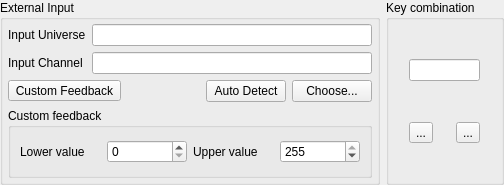
Above: ui/src/inputselectionwidget.ui from mcallegari/qlcplus before the change. Below: the same form after it.
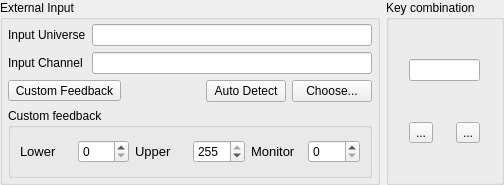
That is the form after the change. Icons and pictures are not drawn.

Commit message: Fixed the input selection widget UI file so it builds successfully

Diff of the .ui file:
```diff
--- a/ui/src/inputselectionwidget.ui
+++ b/ui/src/inputselectionwidget.ui
@@ -171,21 +171,39 @@
         <property name="title">
          <string>Custom feedback</string>
         </property>
-        <layout class="QGridLayout" name="gridLayout_3">
-         <property name="topMargin">
-          <number>3</number>
-         </property>
-         <property name="bottomMargin">
-          <number>3</number>
-         </property>
-         <item row="0" column="0">
+        <layout class="QHBoxLayout" name="horizontalLayout_2">
+         <item>
           <widget class="QLabel" name="label">
+           <property name="font">
+            <font>
+             <pointsize>10</pointsize>
+            </font>
+           </property>
            <property name="text">
-            <string>Lower value</string>
+            <string>Lower</string>
            </property>
           </widget>
          </item>
-         <item row="0" column="3">
+         <item>
+          <widget class="QSpinBox" name="m_lowerSpin">
+           <property name="maximum">
+            <number>255</number>
+           </property>
+          </widget>
+         </item>
+         <item>
+          <widget class="QLabel" name="label_2">
+           <property name="font">
+            <font>
+             <pointsize>10</pointsize>
+            </font>
+           </property>
+           <property name="text">
+            <string>Upper</string>
+           </property>
+          </widget>
+         </item>
+         <item>
           <widget class="QSpinBox" name="m_upperSpin">
            <property name="minimum">
             <number>0</number>
@@ -198,17 +216,22 @@
            </property>
           </widget>
          </item>
-         <item row="0" column="1">
-          <widget class="QSpinBox" name="m_lowerSpin">
-           <property name="maximum">
-            <number>255</number>
+         <item>
+          <widget class="QLabel" name="label_3">
+           <property name="font">
+            <font>
+             <pointsize>10</pointsize>
+            </font>
+           </property>
+           <property name="text">
+            <string>Monitor</string>
            </property>
           </widget>
          </item>
-         <item row="0" column="2">
-          <widget class="QLabel" name="label_2">
-           <property name="text">
-            <string>Upper value</string>
+         <item>
+          <widget class="QSpinBox" name="m_monitorSpin">
+           <property name="maximum">
+            <number>255</number>
            </property>
           </widget>
          </item>
```
Left out of the diff: 7 changed lines with no effect on the pictures.
